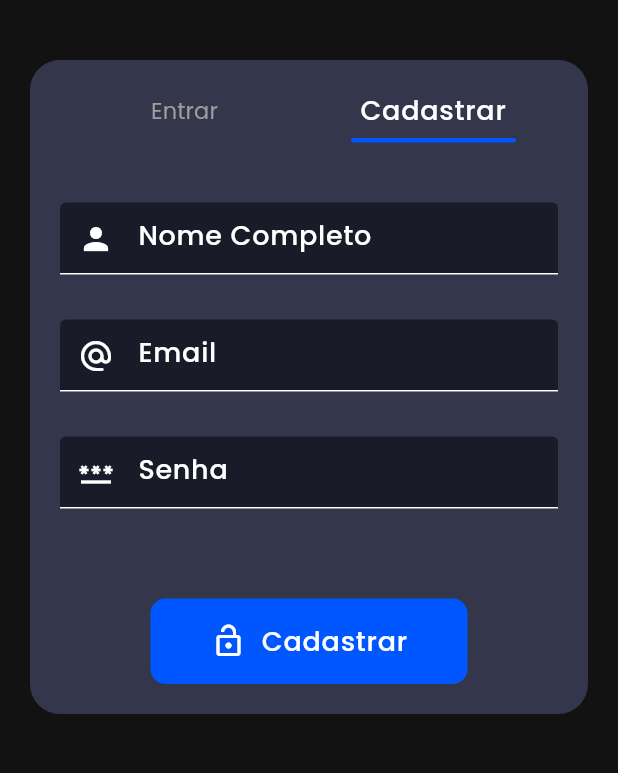
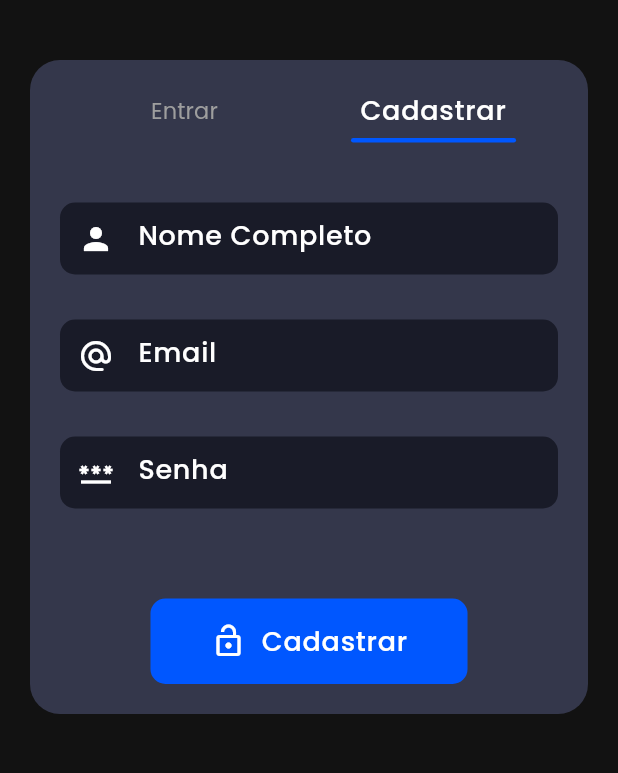
Before and after one commit to AntonioAndradeGomes/chat_app, a Flutter app: the AuthPage screen opened by its route, after a tap on "Cadastrar", on a phone screen of 412 x 824 dp, the part 237-1010 px from its top. Run offline on Flutter 3.47's test engine with Material 3 defaults, Android fonts, the phone set to English and light mode, and no system bars; our stand-ins replace flutter_svg, get, slide_to_act.

Commit message:
init task

```diff
--- a/lib/config/assets_images.dart
+++ b/lib/config/assets_images.dart
@@ -2,10 +2,10 @@ abstract class AssetsImages {
   static const iconsPath = 'assets/icons/';
   static const imagesPath = 'assets/images/';
 
-  static const appIconSVG = '$iconsPath/app_icon.svg';
-  static const connetSVG = '$iconsPath/connect.svg';
-  static const plugSVG = '$iconsPath/plug.svg';
+  static const appIconSVG = '${iconsPath}app_icon.svg';
+  static const connetSVG = '${iconsPath}connect.svg';
+  static const plugSVG = '${iconsPath}plug.svg';
 
-  static const boyPic = '$imagesPath/boy_pic.png';
-  static const girlPic = '$imagesPath/girl_pic.png';
+  static const boyPic = '${imagesPath}boy_pic.png';
+  static const girlPic = '${imagesPath}girl_pic.png';
 }
--- a/lib/config/routes/pages.dart
+++ b/lib/config/routes/pages.dart
@@ -1,13 +1,26 @@
 import 'package:chat_app/config/routes/routes.dart';
 import 'package:chat_app/pages/auth/auth_page.dart';
+import 'package:chat_app/pages/home/home_page.dart';
+import 'package:chat_app/pages/welcome/welcome_page.dart';
 import 'package:get/get.dart';
 
 abstract class AppPages {
+  static const initalRoute = Routes.welcome;
+
   static final pages = [
+    GetPage(
+      name: Routes.welcome,
+      page: () => const WelcomePage(),
+    ),
     GetPage(
       name: Routes.login,
       page: () => const AuthPage(),
       transition: Transition.rightToLeft,
     ),
+    GetPage(
+      name: Routes.home,
+      page: () => const HomePage(),
+      transition: Transition.rightToLeft,
+    ),
   ];
 }
--- a/lib/config/routes/routes.dart
+++ b/lib/config/routes/routes.dart
@@ -1,3 +1,5 @@
 abstract class Routes {
+  static const welcome = '/welcome';
   static const login = '/login';
+  static const home = '/';
 }
--- a/lib/config/theme/theme.dart
+++ b/lib/config/theme/theme.dart
@@ -13,9 +13,13 @@ var darkTheme = ThemeData(
     primaryContainer: dContainerColor,
     onPrimaryContainer: dOnContainerColor,
   ),
-  inputDecorationTheme: const InputDecorationTheme(
+  inputDecorationTheme: InputDecorationTheme(
     fillColor: dBackgroudColor,
     filled: true,
+    border: UnderlineInputBorder(
+      borderSide: BorderSide.none,
+      borderRadius: BorderRadius.circular(10),
+    ),
   ),
   textTheme: const TextTheme(
     headlineLarge: TextStyle(
--- a/lib/main.dart
+++ b/lib/main.dart
@@ -1,6 +1,5 @@
 import 'package:chat_app/config/routes/pages.dart';
 import 'package:chat_app/config/theme/theme.dart';
-import 'package:chat_app/pages/welcome/welcome_page.dart';
 import 'package:flutter/material.dart';
 import 'package:get/get.dart';
 
@@ -14,12 +13,13 @@ class MyApp extends StatelessWidget {
   @override
   Widget build(BuildContext context) {
     return GetMaterialApp(
+      debugShowCheckedModeBanner: false,
       title: 'ChatApp Sampark',
       theme: ligthTheme,
       darkTheme: darkTheme,
       getPages: AppPages.pages,
       themeMode: ThemeMode.dark,
-      home: const WelcomePage(),
+      initialRoute: AppPages.initalRoute,
     );
   }
 }
--- a/lib/pages/auth/widgets/login_form_widget.dart
+++ b/lib/pages/auth/widgets/login_form_widget.dart
@@ -1,17 +1,19 @@
+import 'package:chat_app/config/routes/routes.dart';
 import 'package:chat_app/widgets/primary_button.dart';
 import 'package:flutter/material.dart';
+import 'package:get/get.dart';
 
 class LoginFormWidget extends StatelessWidget {
   const LoginFormWidget({super.key});
 
   @override
   Widget build(BuildContext context) {
-    return const Column(
+    return Column(
       children: [
-        SizedBox(
+        const SizedBox(
           height: 40,
         ),
-        TextField(
+        const TextField(
           decoration: InputDecoration(
             hintText: 'Email',
             prefixIcon: Icon(
@@ -19,10 +21,10 @@ class LoginFormWidget extends StatelessWidget {
             ),
           ),
         ),
-        SizedBox(
+        const SizedBox(
           height: 30,
         ),
-        TextField(
+        const TextField(
           decoration: InputDecoration(
             hintText: 'Senha',
             prefixIcon: Icon(
@@ -30,13 +32,18 @@ class LoginFormWidget extends StatelessWidget {
             ),
           ),
         ),
-        SizedBox(
+        const SizedBox(
           height: 60,
         ),
         Row(
           mainAxisAlignment: MainAxisAlignment.center,
           children: [
             PrimaryButton(
+              onTap: () {
+                Get.offAllNamed(
+                  Routes.home,
+                );
+              },
               btnName: 'Login',
               icon: Icons.lock_open_outlined,
             ),
--- a/lib/pages/auth/widgets/signup_form_widget.dart
+++ b/lib/pages/auth/widgets/signup_form_widget.dart
@@ -6,12 +6,12 @@ class SignupFormWidget extends StatelessWidget {
 
   @override
   Widget build(BuildContext context) {
-    return const Column(
+    return Column(
       children: [
-        SizedBox(
+        const SizedBox(
           height: 40,
         ),
-        TextField(
+        const TextField(
           decoration: InputDecoration(
             hintText: 'Nome Completo',
             prefixIcon: Icon(
@@ -19,10 +19,10 @@ class SignupFormWidget extends StatelessWidget {
             ),
           ),
         ),
-        SizedBox(
+        const SizedBox(
           height: 30,
         ),
-        TextField(
+        const TextField(
           decoration: InputDecoration(
             hintText: 'Email',
             prefixIcon: Icon(
@@ -30,10 +30,10 @@ class SignupFormWidget extends StatelessWidget {
             ),
           ),
         ),
-        SizedBox(
+        const SizedBox(
           height: 30,
         ),
-        TextField(
+        const TextField(
           decoration: InputDecoration(
             hintText: 'Senha',
             prefixIcon: Icon(
@@ -41,13 +41,14 @@ class SignupFormWidget extends StatelessWidget {
             ),
           ),
         ),
-        SizedBox(
+        const SizedBox(
           height: 60,
         ),
         Row(
           mainAxisAlignment: MainAxisAlignment.center,
           children: [
             PrimaryButton(
+              onTap: () {},
               btnName: 'Cadastrar',
               icon: Icons.lock_open_outlined,
             ),
--- a/lib/widgets/primary_button.dart
+++ b/lib/widgets/primary_button.dart
@@ -4,16 +4,20 @@ import 'package:flutter/material.dart';
 class PrimaryButton extends StatelessWidget {
   final String btnName;
   final IconData icon;
+  final VoidCallback onTap;
 
   const PrimaryButton({
     super.key,
     required this.btnName,
     required this.icon,
+    required this.onTap,
   });
 
   @override
   Widget build(BuildContext context) {
-    return Container(
+    return InkWell(
+      onTap: onTap,
+      child: Container(
         padding: const EdgeInsets.symmetric(
           horizontal: 40,
           vertical: 15,
@@ -36,6 +40,7 @@ class PrimaryButton extends StatelessWidget {
             ),
           ],
         ),
+      ),
     );
   }
 }
```
Also changed, not shown: lib/pages/home/home_page.dart (added, +67 -0 lines), lib/pages/home/widgets/my_tab_bar_widget.dart (added, +32 -0 lines), assets/icons/app_icon.svg. Lines whose indentation alone changed are shown as unchanged.
